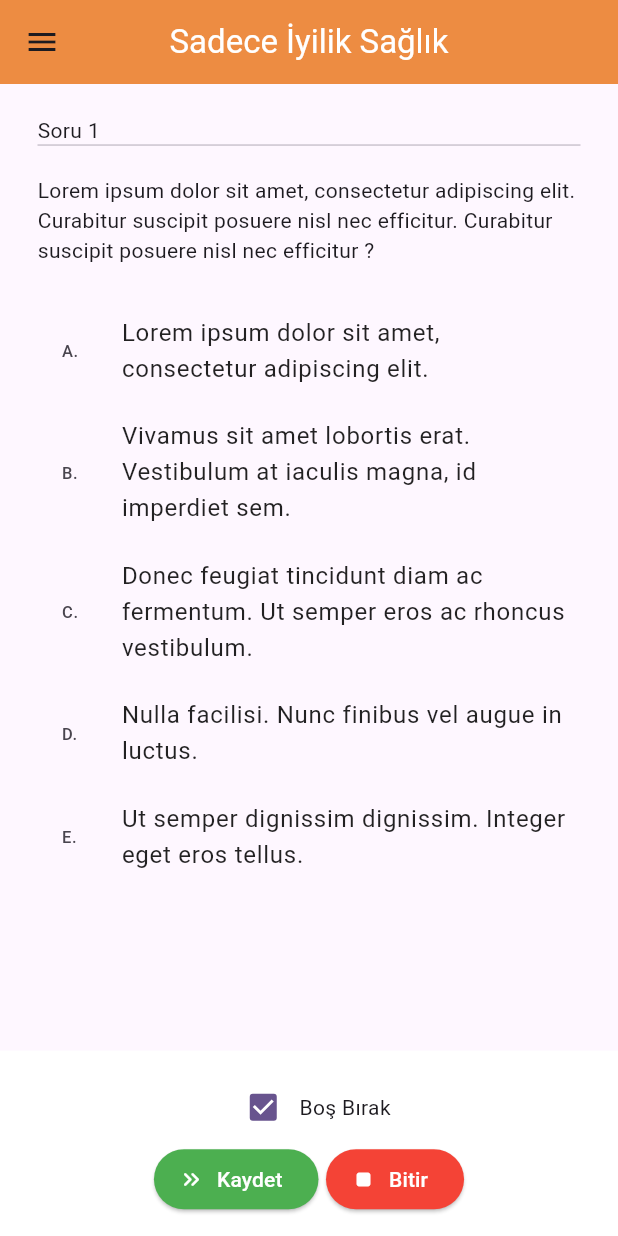
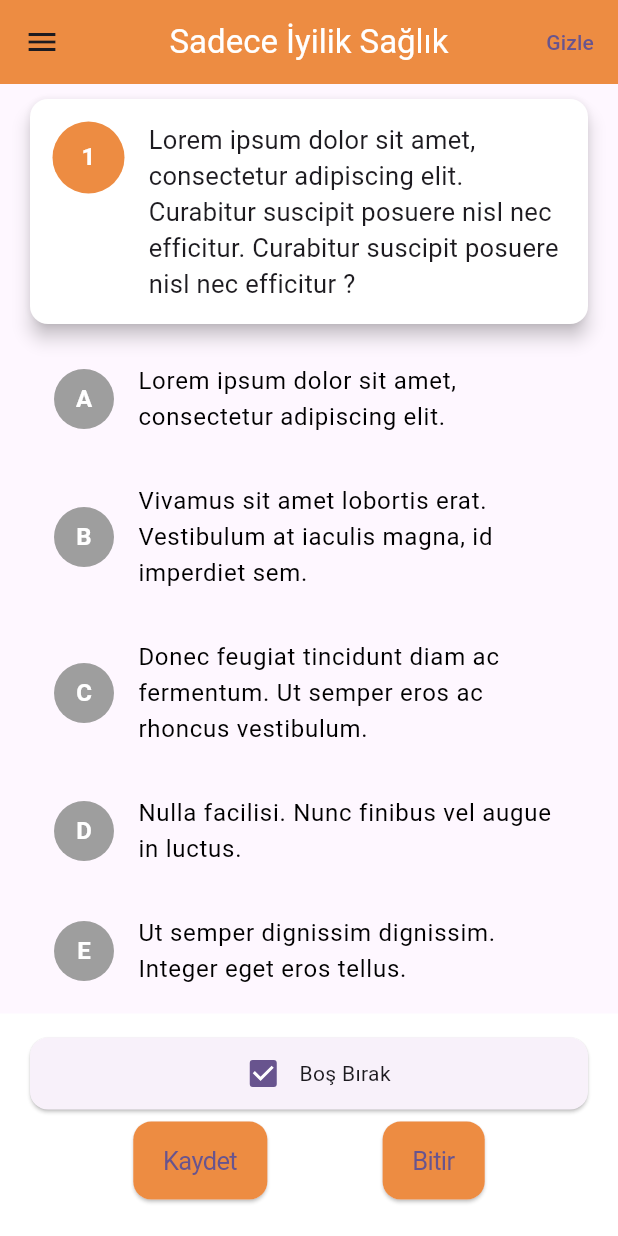
Before and after one commit to Sadece-Iyilik-Saglik/sadece_iylik_saglik, a Flutter app: the QuestionScreen screen opened directly, on a phone screen of 412 x 824 dp. Run offline on Flutter 3.47's test engine with Material 2 defaults, Android fonts, the phone set to English and light mode, and no system bars; our stand-ins replace flutter_otp_text_field, photo_view.

Commit message:
Question screen UI is updated

```diff
--- a/lib/view/auth/login_screen.dart
+++ b/lib/view/auth/login_screen.dart
@@ -88,7 +88,7 @@ class _LoginScreenState extends BaseState<LoginScreen> {
   Widget get emailTextField => TextFieldCommon(
         controller: emailController,
         iconData: Icons.email_outlined,
-        labelText: 'E-mail',
+        labelText: 'Öğrenci e-mail',
         obscureText: false,
       );
   Widget get passwordTextField => TextFieldCommon(
--- a/lib/view/auth/signup_screen.dart
+++ b/lib/view/auth/signup_screen.dart
@@ -64,7 +64,7 @@ class _SignupScreenState extends BaseState<SignupScreen> {
                     TextFieldCommon(
                       controller: emailController,
                       iconData: Icons.email_outlined,
-                      labelText: "E-mail",
+                      labelText: "Öğrenci e-mail",
                       obscureText: false,
                     ),
                     TextFieldCommon(
--- a/lib/view/auth/widgets/login_header_widget.dart
+++ b/lib/view/auth/widgets/login_header_widget.dart
@@ -13,8 +13,8 @@ class LoginHeaderWidget extends StatelessWidget {
     return Column(
       children: [
         Image(
-          image: const NetworkImage(
-            'https://webis.akdeniz.edu.tr/uploads/1/content/AU-logo.png',
+          image: const AssetImage(
+            'assets/images/logo/akdeniz_logo.png',
           ),
           height: size.height * 0.3,
         ),
--- a/lib/view/question/question_screen.dart
+++ b/lib/view/question/question_screen.dart
@@ -1,3 +1,4 @@
+import 'package:flutter/cupertino.dart';
 import 'package:flutter/material.dart';
 import 'package:sadece_iylik_saglik/core/base/state/base_state.dart';
 
@@ -17,6 +18,8 @@ class QuestionScreen extends StatefulWidget {
 class _QuestionScreenState extends BaseState<QuestionScreen> {
   List<Exam> get ex => ExamViewModel.allExams;
   int selectedOption = -1;
+  bool isBottomBarVisible = true;
+
   @override
   Widget build(BuildContext context) {
     return BaseView(
@@ -36,10 +39,12 @@ class _QuestionScreenState extends BaseState<QuestionScreen> {
           child: SingleChildScrollView(
             child: Column(
               children: [
-                ...examNumberArea,
+                // ...examNumberArea,
                 contentArea,
-                ...List.generate(ex.first.questions.first.options.length,
-                    (index) => optionArea(ex.first.questions.first.options[index], index)),
+                ...List.generate(
+                    ex.first.questions.first.options.length,
+                    (index) => optionArea(
+                        ex.first.questions.first.options[index], index)),
               ],
             ),
           ),
@@ -54,9 +59,8 @@ class _QuestionScreenState extends BaseState<QuestionScreen> {
         ),
         backgroundColor: const Color(0xFFED8C42),
         // backgroundColor: themeData.primaryColor,
-        actions: const [],
+        actions: [toggleBottomBarVisibilityButton],
       );
-
   Widget get drawer => Drawer(
         elevation: 20,
         shape: const RoundedRectangleBorder(
@@ -76,16 +80,15 @@ class _QuestionScreenState extends BaseState<QuestionScreen> {
           ],
         ),
       );
-
   Widget get drawerHeader => Container(
         padding: const EdgeInsets.only(top: 70, left: 20, right: 20),
         alignment: Alignment.center,
         child: const Text(
           "Komite 1\nDers 1", // Replace with your quiz title
-          style: TextStyle(color: Colors.white, fontSize: 30, fontWeight: FontWeight.bold),
+          style: TextStyle(
+              color: Colors.white, fontSize: 30, fontWeight: FontWeight.bold),
         ),
       );
-
   Widget get questionButtons => Expanded(
         child: GridView.builder(
           gridDelegate: const SliverGridDelegateWithFixedCrossAxisCount(
@@ -95,26 +98,29 @@ class _QuestionScreenState extends BaseState<QuestionScreen> {
           itemBuilder: (context, index) {
             return Padding(
               padding: const EdgeInsets.all(12.0),
-              child: ElevatedButton(
+              child: OutlinedButton(
                 style: ButtonStyle(
                   backgroundColor: MaterialStateProperty.all(Colors.white),
                   shape: MaterialStateProperty.all<RoundedRectangleBorder>(
                     RoundedRectangleBorder(
-                      borderRadius: BorderRadius.circular(10), // Rectangle shape
+                      borderRadius:
+                          BorderRadius.circular(10), // Rectangle shape
                     ),
                   ),
                 ),
                 onPressed: () {},
                 child: Text(
                   "${index + 1}",
-                  style: const TextStyle(color: Colors.black, fontSize: 14, fontWeight: FontWeight.bold),
+                  style: const TextStyle(
+                      color: Colors.black,
+                      fontSize: 14,
+                      fontWeight: FontWeight.bold),
                 ),
               ),
             );
           },
         ),
       );
-
   Widget get decisionButtons => Row(
         mainAxisAlignment: MainAxisAlignment.spaceAround,
         children: [
@@ -122,7 +128,8 @@ class _QuestionScreenState extends BaseState<QuestionScreen> {
             width: dynamicWidth(0.7),
             height: dynamicHeight(0.3),
             child: Padding(
-          padding: const EdgeInsets.only(left: 20, right: 20, bottom: 200),
+              padding: const EdgeInsets.only(left: 20, right: 20),
+              // , bottom: 200
               child: Row(
                 mainAxisAlignment: MainAxisAlignment.spaceAround,
                 children: [
@@ -134,7 +141,8 @@ class _QuestionScreenState extends BaseState<QuestionScreen> {
                       backgroundColor: MaterialStateProperty.all(Colors.blue),
                       shape: MaterialStateProperty.all<RoundedRectangleBorder>(
                         RoundedRectangleBorder(
-                      borderRadius: BorderRadius.circular(10), // Rectangle shape
+                          borderRadius:
+                              BorderRadius.circular(10), // Rectangle shape
                         ),
                       ),
                     ),
@@ -152,7 +160,8 @@ class _QuestionScreenState extends BaseState<QuestionScreen> {
                       backgroundColor: MaterialStateProperty.all(Colors.red),
                       shape: MaterialStateProperty.all<RoundedRectangleBorder>(
                         RoundedRectangleBorder(
-                      borderRadius: BorderRadius.circular(10), // Rectangle shape
+                          borderRadius:
+                              BorderRadius.circular(10), // Rectangle shape
                         ),
                       ),
                     ),
@@ -167,34 +176,53 @@ class _QuestionScreenState extends BaseState<QuestionScreen> {
           ),
         ],
       );
-
-  Widget get bottomBar => BottomAppBar(
+  Widget get toggleBottomBarVisibilityButton => TextButton(
+        onPressed: () {
+          setState(() {
+            isBottomBarVisible = !isBottomBarVisible;
+          });
+        },
+        child: Text(isBottomBarVisible ? 'Gizle' : 'Göster'),
+      );
+  Widget get bottomBar => AnimatedContainer(
+        duration: const Duration(milliseconds: 500),
+        height: isBottomBarVisible ? dynamicHeight(0.18) : 0,
+        child: BottomAppBar(
           elevation: 100,
-        height: dynamicHeight(0.15),
           color: Colors.white,
-        surfaceTintColor: Colors.white,
-        child: Center(
+          child: SingleChildScrollView(
             child: Column(
               mainAxisAlignment: MainAxisAlignment.center,
               children: [
-              Row(
+                Card(
+                  child: Row(
                     mainAxisAlignment: MainAxisAlignment.center,
                     children: [
                       Checkbox(
                         value: selectedOption == -1,
-                    onChanged: (value) => setState(() {
-                      value == true ? selectedOption = -1 : selectedOption = -2;
-                    }),
+                        onChanged: (value) => setState(
+                          () {
+                            value == true
+                                ? selectedOption = -1
+                                : selectedOption = -2;
+                          },
+                        ),
                       ),
                       const Text("Boş Bırak"),
                     ],
                   ),
+                ),
+                // const SizedBox(height: 5),
                 Row(
-                mainAxisAlignment: MainAxisAlignment.center,
+                  mainAxisAlignment: MainAxisAlignment.spaceEvenly,
                   children: [
-                  ElevatedButton.icon(
+                    Card(
+                      child: CupertinoButton(
+                        color: const Color(0xFFED8C42),
                         onPressed: () {
-                      if (selectedOption + 1 > ex.first.questions.first.options.length || selectedOption + 1 < 0) {
+                          if (selectedOption + 1 >
+                                  ex.first.questions.first.options.length ||
+                              selectedOption + 1 < 0) {
                             CustomDialog.buildCustomDialog(
                                     context: context,
                                     title: "Hiçbir cevap seçmediniz !",
@@ -210,16 +238,12 @@ class _QuestionScreenState extends BaseState<QuestionScreen> {
                             });
                           }
                         },
-                    icon: const Icon(Icons.keyboard_double_arrow_right_rounded),
-                    label: const Text("Kaydet"),
-                    style: const ButtonStyle(
-                        backgroundColor: MaterialStatePropertyAll(Colors.green),
-                        foregroundColor: MaterialStatePropertyAll(Colors.white)),
+                        child: const Text("Kaydet"),
                       ),
-                  const SizedBox(
-                    width: 5,
                     ),
-                  ElevatedButton.icon(
+                    Card(
+                      child: CupertinoButton(
+                        color: const Color(0xFFED8C42),
                         onPressed: () {
                           CustomDialog.buildCustomDialog(
                                   context: context,
@@ -229,118 +253,212 @@ class _QuestionScreenState extends BaseState<QuestionScreen> {
                                   width: dynamicWidth(0.9))
                               .then((value) {
                             if (value == -1) {
-                          ScaffoldMessenger.of(context)
-                              .showSnackBar(const SnackBar(content: Text("Sınavınız tamamlandı...")));
+                              ScaffoldMessenger.of(context).showSnackBar(
+                                  const SnackBar(
+                                      content:
+                                          Text("Sınavınız tamamlandı...")));
                             }
                           });
                         },
-                    icon: const Icon(Icons.stop_rounded),
-                    label: const Text("Bitir"),
-                    style: const ButtonStyle(
-                        backgroundColor: MaterialStatePropertyAll(Colors.red),
-                        foregroundColor: MaterialStatePropertyAll(Colors.white)),
+                        child: const Text("Bitir"),
+                      ),
                     ),
                   ],
-              )
+                ),
+              ],
+            ),
+          ),
+        ),
+      );
+
+  // List<Widget> get examNumberArea => [
+  //       Container(
+  //           width: double.maxFinite,
+  //           height: dynamicHeight(0.03),
+  //           alignment: Alignment.center,
+  //           padding: const EdgeInsets.symmetric(horizontal: 25),
+  //           child: const CircleAvatar(
+  //             backgroundColor: Color(0xFFED8C42),
+  //             child: Text(
+  //               "1",
+  //             ),
+  //           )),
+  //     ];
+
+  Widget get contentArea => Card(
+        color: Colors.white,
+        elevation: 5,
+        margin: const EdgeInsets.symmetric(horizontal: 20, vertical: 10),
+        shape: RoundedRectangleBorder(
+          borderRadius: BorderRadius.circular(12),
+        ),
+        child: Padding(
+          padding: const EdgeInsets.all(15.0),
+          child: Row(
+            crossAxisAlignment: CrossAxisAlignment.start,
+            children: [
+              const CircleAvatar(
+                backgroundColor: Color(0xFFED8C42),
+                radius: 24,
+                child: Text(
+                  "1",
+                  style: TextStyle(
+                      color: Colors.white, fontWeight: FontWeight.bold),
+                ),
+              ),
+              const SizedBox(width: 16),
+              Expanded(
+                child: Column(
+                  crossAxisAlignment: CrossAxisAlignment.stretch,
+                  children: [
+                    // Text(
+                    //   "Kanser",
+                    //   style: TextStyle(
+                    //     fontSize: 18,
+                    //     fontWeight: FontWeight.bold,
+                    //   ),
+                    // ),
+                    // const SizedBox(height: 8),
+                    Text(
+                      ex.first.questions.first.content,
+                      style: const TextStyle(
+                        fontSize: 17,
+                      ),
+                    ),
+                  ],
+                ),
+              ),
             ],
           ),
         ),
       );
 
-  List<Widget> get examNumberArea => [
-        Container(
-            width: double.maxFinite,
-            height: dynamicHeight(0.05),
-            alignment: Alignment.bottomLeft,
-            padding: const EdgeInsets.symmetric(horizontal: 25),
-            child: const Text(
-              "Soru 1",
-            )),
-        const Divider(
-          indent: 25,
-          endIndent: 25,
-          height: 0,
-        )
-      ];
-
-  Padding get contentArea => Padding(
-        padding: const EdgeInsets.symmetric(horizontal: 25, vertical: 20),
-        child: Text(ex.first.questions.first.content),
-      );
-
   Widget optionArea(String option, int i) {
     return Padding(
-      padding: const EdgeInsets.only(left: 25, top: 5, right: 5),
+      padding: const EdgeInsets.symmetric(horizontal: 20, vertical: 8),
+      child: Container(
+        decoration: BoxDecoration(
+          borderRadius: BorderRadius.circular(12),
+          color: selectedOption == i
+              ? const Color(0xFF273C66)
+              : Colors.transparent,
+        ),
         child: ListTile(
-        shape: RoundedRectangleBorder(borderRadius: BorderRadius.circular(15)),
-        tileColor: selectedOption == i ? Colors.grey.shade200 : null,
           onTap: () {
             setState(() {
               selectedOption = i;
             });
           },
-        leading: Text(i == 0
-            ? "A. "
-            : i == 1
-                ? "B. "
-                : i == 2
-                    ? "C. "
-                    : i == 3
-                        ? "D. "
-                        : i == 4
-                            ? "E. "
-                            : "x"),
           title: Text(
             option,
-          style: themeData.textTheme.bodyMedium,
+            style: TextStyle(
+              fontSize: 16,
+              color: selectedOption == i ? Colors.white : Colors.black,
+              fontWeight:
+                  selectedOption == i ? FontWeight.bold : FontWeight.normal,
+            ),
+          ),
+          leading: CircleAvatar(
+            backgroundColor:
+                selectedOption == i ? const Color(0xFFED8C42) : Colors.grey,
+            child: Text(
+              String.fromCharCode(65 + i), // ASCII 'A' is 65
+              style: const TextStyle(
+                color: Colors.white,
+                fontWeight: FontWeight.bold,
+              ),
+            ),
+          ),
         ),
       ),
     );
   }
 }
 
-class ButtonImageFb1 extends StatelessWidget {
-  final String text;
-  final Function() onPressed;
-  const ButtonImageFb1({required this.text, required this.onPressed, Key? key}) : super(key: key);
-
-  @override
-  Widget build(BuildContext context) {
-    return SizedBox(
-      width: 200,
-      child: AspectRatio(
-        aspectRatio: 208 / 71,
-        child: Container(
-          decoration: BoxDecoration(boxShadow: [
-            BoxShadow(
-                offset: const Offset(0, 4),
-                color: const Color(0x004960f9).withOpacity(.3),
-                spreadRadius: 4,
-                blurRadius: 50)
-          ]),
-          child: MaterialButton(
-            onPressed: onPressed,
-            splashColor: Colors.lightBlue,
-            shape: RoundedRectangleBorder(borderRadius: BorderRadius.circular(36)),
-            padding: const EdgeInsets.all(0.0),
-            child: Ink(
-                decoration: BoxDecoration(
-                  //gradient:
-                  image: const DecorationImage(
-                    image: NetworkImage(
-                        "https://firebasestorage.googleapis.com/v0/b/flutterbricks-public.appspot.com/o/finance_app_2%2FbuttonBackgroundSmall.png?alt=media&token=fa2f9bba-120a-4a94-8bc2-f3adc2b58a73"),
-                    fit: BoxFit.cover,
-                  ),
-                  borderRadius: BorderRadius.circular(36),
-                ),
-                child: Container(
-                    constraints:
-                        const BoxConstraints(minWidth: 88.0, minHeight: 36.0), // min sizes for Material buttons
-                    alignment: Alignment.center,
-                    child: Text(text, style: const TextStyle(color: Colors.white, fontWeight: FontWeight.w300)))),
-          ),
-        ),
-      ),
-    );
-  }
-}
+// Widget get bottomBar => BottomAppBar(
+//       elevation: 100,
+//       height: dynamicHeight(0.15),
+//       color: Colors.white,
+//       surfaceTintColor: Colors.white,
+//       child: Center(
+//         child: Column(
+//           mainAxisAlignment: MainAxisAlignment.center,
+//           children: [
+//             Card(
+//               child: Row(
+//                 mainAxisAlignment: MainAxisAlignment.center,
+//                 children: [
+//                   Checkbox(
+//                     value: selectedOption == -1,
+//                     onChanged: (value) => setState(() {
+//                       value == true
+//                           ? selectedOption = -1
+//                           : selectedOption = -2;
+//                     }),
+//                   ),
+//                   const Text("Boş Bırak"),
+//                 ],
+//               ),
+//             ),
+//             Row(
+//               mainAxisAlignment: MainAxisAlignment.center,
+//               children: [
+//                 ElevatedButton.icon(
+//                   onPressed: () {
+//                     if (selectedOption + 1 >
+//                             ex.first.questions.first.options.length ||
+//                         selectedOption + 1 < 0) {
+//                       CustomDialog.buildCustomDialog(
+//                               context: context,
+//                               title: "Hiçbir cevap seçmediniz !",
+//                               content:
+//                                   "Soruya herhangi bir cevap vermeden geçemezsiniz.\n\"Boş Bırak\" olarak işaretlemek istiyor musunuz?",
+//                               width: dynamicWidth(0.9))
+//                           .then((value) {
+//                         if (value == -1) {
+//                           setState(() {
+//                             selectedOption = -1;
+//                           });
+//                         }
+//                       });
+//                     }
+//                   },
+//                   icon: const Icon(Icons.keyboard_double_arrow_right_rounded),
+//                   label: const Text("Kaydet"),
+//                   style: const ButtonStyle(
+//                       backgroundColor: MaterialStatePropertyAll(Colors.green),
+//                       foregroundColor:
+//                           MaterialStatePropertyAll(Colors.white)),
+//                 ),
+//                 const SizedBox(
+//                   width: 5,
+//                 ),
+//                 ElevatedButton.icon(
+//                   onPressed: () {
+//                     CustomDialog.buildCustomDialog(
+//                             context: context,
+//                             title: "Sınavı Bitir",
+//                             content:
+//                                 "Sınavınızı bitirdiğinizden emin olun!\nEğer evet derseniz sınavınız sonlandırılacak",
+//                             width: dynamicWidth(0.9))
+//                         .then((value) {
+//                       if (value == -1) {
+//                         ScaffoldMessenger.of(context).showSnackBar(
+//                             const SnackBar(
+//                                 content: Text("Sınavınız tamamlandı...")));
+//                       }
+//                     });
+//                   },
+//                   icon: const Icon(Icons.stop_rounded),
+//                   label: const Text("Bitir"),
+//                   style: const ButtonStyle(
+//                       backgroundColor: MaterialStatePropertyAll(Colors.red),
+//                       foregroundColor:
+//                           MaterialStatePropertyAll(Colors.white)),
+//                 ),
+//               ],
+//             )
+//           ],
+//         ),
+//       ),
+//     );
```
Also changed, not shown: lib/view/home/home_screen.dart (+75 -75 lines). Lines whose indentation alone changed are shown as unchanged.
